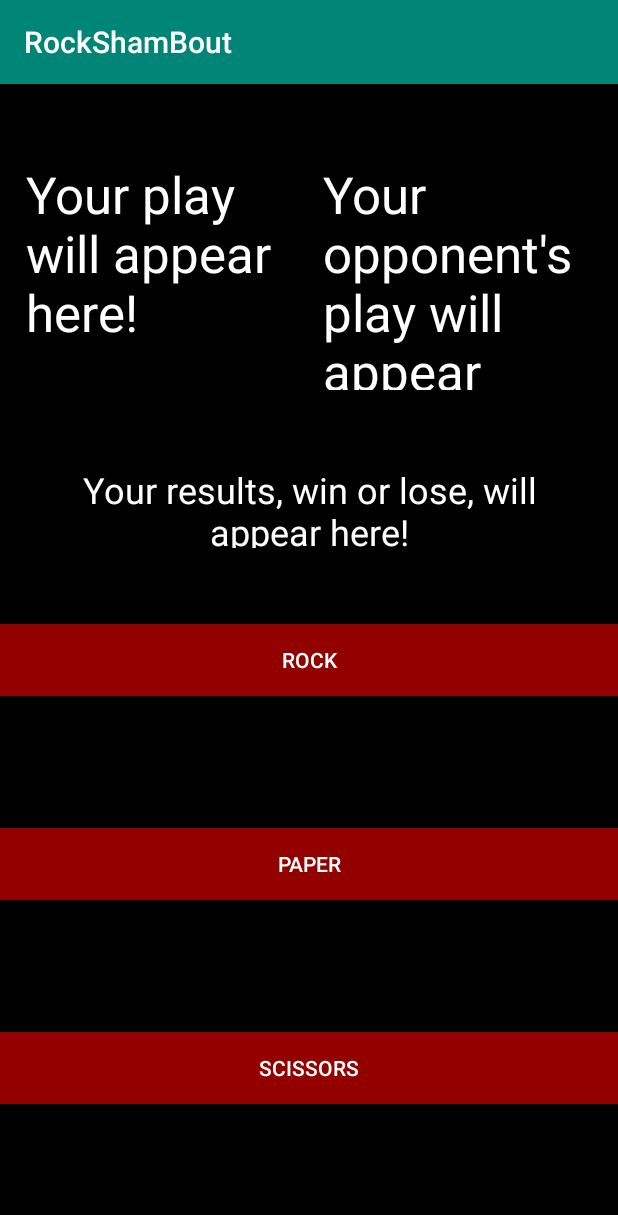
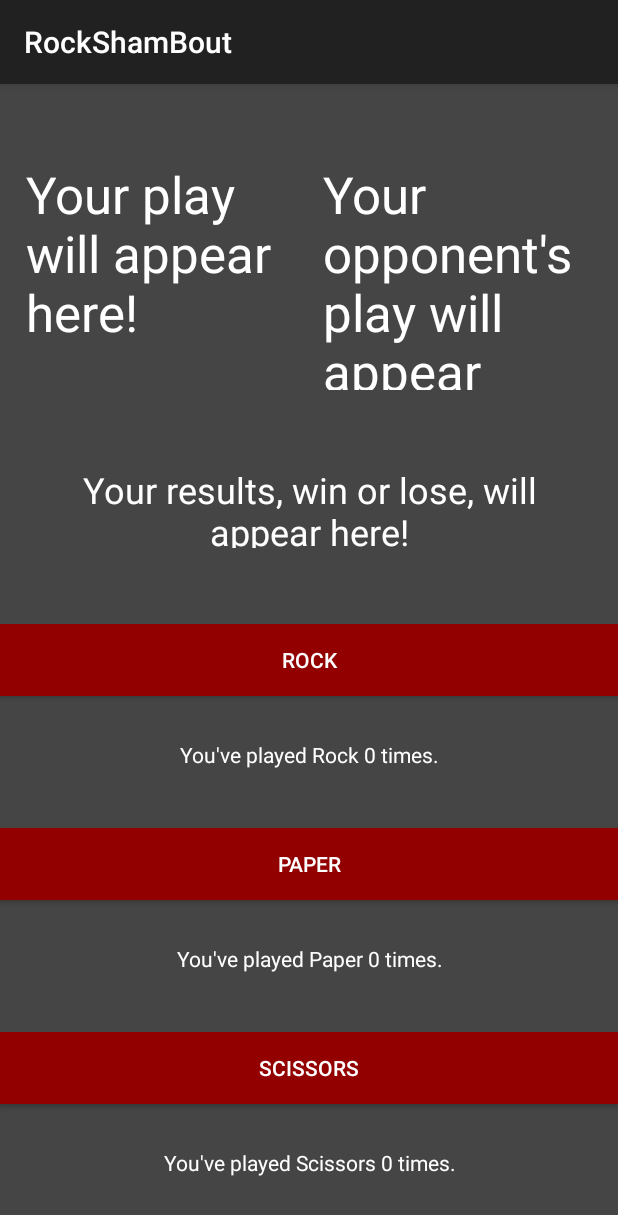
Before and after one commit to EasyDanger/RockShamBout-Android, an Android app: the screen it shows after launch (MainActivity), on a phone screen of 412 x 824 dp. Shown: the top 1215 px of the screen. Run offline under Robolectric (Android 15) with nearby library versions, the phone set to English and light mode, and no system bars.

Commit message:
added play counters

```diff
--- a/app/build.gradle
+++ b/app/build.gradle
@@ -25,4 +25,5 @@ dependencies {
     testImplementation 'junit:junit:4.12'
     androidTestImplementation 'com.android.support.test:runner:1.0.2'
     androidTestImplementation 'com.android.support.test.espresso:espresso-core:3.0.2'
+
 }
--- a/app/src/main/AndroidManifest.xml
+++ b/app/src/main/AndroidManifest.xml
@@ -4,11 +4,12 @@
 
     <application
         android:allowBackup="true"
-        android:icon="@mipmap/ic_launcher"
+        android:icon="@mipmap/ng"
         android:label="@string/app_name"
-        android:roundIcon="@mipmap/ic_launcher_round"
+        android:roundIcon="@mipmap/ng"
         android:supportsRtl="true"
-        android:theme="@style/AppTheme">
+
+        android:theme="@style/Theme.AppCompat.Light.DarkActionBar">
         <activity android:name=".MainActivity">
             <intent-filter>
                 <action android:name="android.intent.action.MAIN" />
--- a/app/src/main/java/co/easydanger/rockshambout/MainActivity.java
+++ b/app/src/main/java/co/easydanger/rockshambout/MainActivity.java
@@ -5,7 +5,6 @@ import android.support.v7.app.AppCompatActivity;
 import android.os.Bundle;
 import android.view.View;
 import android.widget.Button;
-import android.widget.RelativeLayout;
 import android.widget.TextView;
 
 public class MainActivity extends AppCompatActivity {
@@ -21,7 +20,13 @@ public class MainActivity extends AppCompatActivity {
     static int d = 0;
     static int w = 0;
     static int l = 0;
-    // static Roshambo youThrow = Roshambo.ROCK;
+    static int rockCount = 0;
+    static int sciCount = 0;
+    static int papCount = 0;
+    private TextView rocRecText;
+    private TextView papRecText;
+    private TextView sciRecText;
+
 
     @Override
     protected void onCreate(Bundle savedInstanceState) {
@@ -36,6 +41,10 @@ public class MainActivity extends AppCompatActivity {
         playerPlay = findViewById(R.id.playerPlayText);
         oppPlay = findViewById(R.id.oppPlayText);
         result = findViewById(R.id.resultText);
+        rocRecText = findViewById(R.id.rocRec);
+        papRecText = findViewById(R.id.papRec);
+        sciRecText = findViewById(R.id.sciRec);
+
 
 
         View.OnClickListener listenRock = new View.OnClickListener() {
@@ -47,6 +56,9 @@ public class MainActivity extends AppCompatActivity {
                 dannyThrow = Danny.generateRoshambo();
                 playerPlay.setText("You played " + youThrow + ".");
                 oppPlay.setText("Danny played " + dannyThrow + ".");
+                rockCount++;
+                rocRecText.setText("You've played Rock " + rockCount + " times.");
+
 
                 if (dannyThrow == youThrow) {
                     d++;
@@ -78,6 +90,8 @@ public class MainActivity extends AppCompatActivity {
                 dannyThrow = Danny.generateRoshambo();
                 playerPlay.setText("You played " + youThrow + ".");
                 oppPlay.setText("Danny played " + dannyThrow + ".");
+                papCount++;
+                papRecText.setText("You've played Paper " + papCount + " times.");
 
                 if (dannyThrow == youThrow) {
                     d++;
@@ -108,6 +122,8 @@ public class MainActivity extends AppCompatActivity {
                 dannyThrow = Danny.generateRoshambo();
                 playerPlay.setText("You played " + youThrow + ".");
                 oppPlay.setText("Danny played " + dannyThrow + ".");
+                sciCount++;
+                sciRecText.setText("You've played Scissors " + sciCount + " times.");
 
                 if (dannyThrow == youThrow) {
                     d++;
--- a/app/src/main/res/layout/danny_activity_main.xml
+++ b/app/src/main/res/layout/danny_activity_main.xml
@@ -98,4 +98,43 @@
         app:layout_constraintStart_toStartOf="parent"
         app:layout_constraintTop_toBottomOf="@+id/playerPlayText" />
 
+    <TextView
+        android:id="@+id/rocRec"
+        android:layout_width="368dp"
+        android:layout_height="29dp"
+        android:text="You've played Rock 0 times."
+        android:textColor="@color/colorText"
+        android:textAlignment="center"
+        app:layout_constraintBottom_toTopOf="@+id/papPlayButt"
+        app:layout_constraintEnd_toEndOf="parent"
+        app:layout_constraintHorizontal_bias="0.5"
+        app:layout_constraintStart_toStartOf="parent"
+        app:layout_constraintTop_toBottomOf="@+id/rockPlayButt" />
+
+    <TextView
+        android:id="@+id/papRec"
+        android:layout_width="368dp"
+        android:layout_height="29dp"
+        android:text="You've played Paper 0 times."
+        android:textColor="@color/colorText"
+        android:textAlignment="center"
+        app:layout_constraintBottom_toTopOf="@+id/sciPlayButt"
+        app:layout_constraintEnd_toEndOf="parent"
+        app:layout_constraintHorizontal_bias="0.5"
+        app:layout_constraintStart_toStartOf="parent"
+        app:layout_constraintTop_toBottomOf="@+id/papPlayButt" />
+
+    <TextView
+        android:id="@+id/sciRec"
+        android:layout_width="368dp"
+        android:layout_height="29dp"
+        android:text="You've played Scissors 0 times."
+        android:textAlignment="center"
+        android:textColor="@color/colorText"
+        app:layout_constraintBottom_toBottomOf="parent"
+        app:layout_constraintEnd_toEndOf="parent"
+        app:layout_constraintHorizontal_bias="0.5"
+        app:layout_constraintStart_toStartOf="parent"
+        app:layout_constraintTop_toBottomOf="@+id/sciPlayButt" />
+
 </android.support.constraint.ConstraintLayout>
--- a/app/src/main/res/values/colors.xml
+++ b/app/src/main/res/values/colors.xml
@@ -1,8 +1,8 @@
 <?xml version="1.0" encoding="utf-8"?>
 <resources>
-    <color name="colorPrimary">#008577</color>
-    <color name="colorPrimaryDark">#00574B</color>
+    <color name="colorPrimary">#999999</color>
+    <color name="colorPrimaryDark">#121212</color>
     <color name="colorAccent">#920000</color>
     <color name="colorText">#FFFFFF</color>
-    <color name="colorDefaultBackground">#000000</color>
+    <color name="colorDefaultBackground">#454545</color>
 </resources>
```
Also changed, not shown: app/src/main/res/mipmap-hdpi/ng.png (added), app/src/main/res/mipmap-mdpi/ng.png (added), app/src/main/res/mipmap-xhdpi/ng.png (added), app/src/main/res/mipmap-xxhdpi/ng.png (added), app/src/main/res/mipmap-xxxhdpi/ng.png (added), 366 other files.
